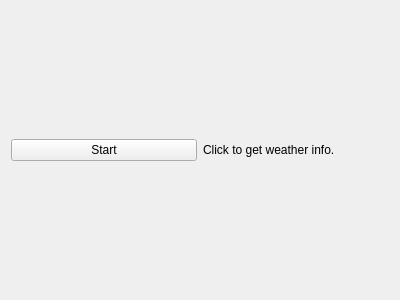
Qt form WeatherReport/widget.ui (steven-ban/Qt_study) before a commit.
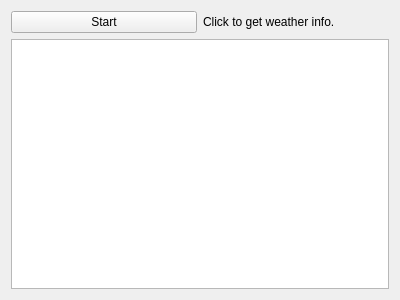
The same form after that commit.

Commit message: 使用QTableWidget来显示各项天气信息

```diff
--- a/WeatherReport/widget.ui
+++ b/WeatherReport/widget.ui
@@ -33,7 +33,7 @@
     </layout>
    </item>
    <item>
-    <layout class="QHBoxLayout" name="infoLayout"/>
+    <widget class="QTableWidget" name="tableWidget"/>
    </item>
   </layout>
  </widget>
```
The commit also changes 2 other files.
